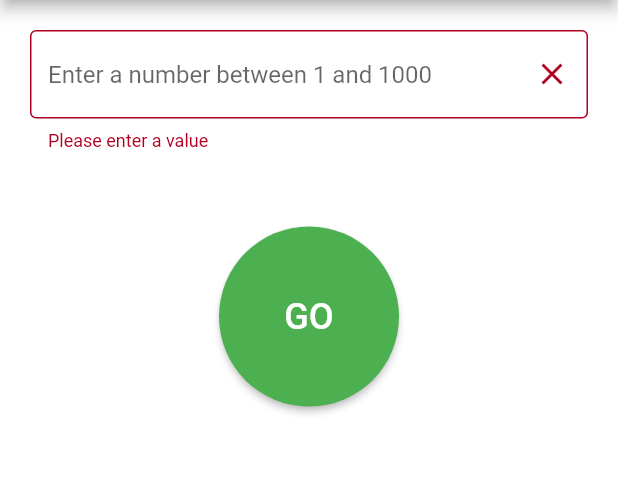
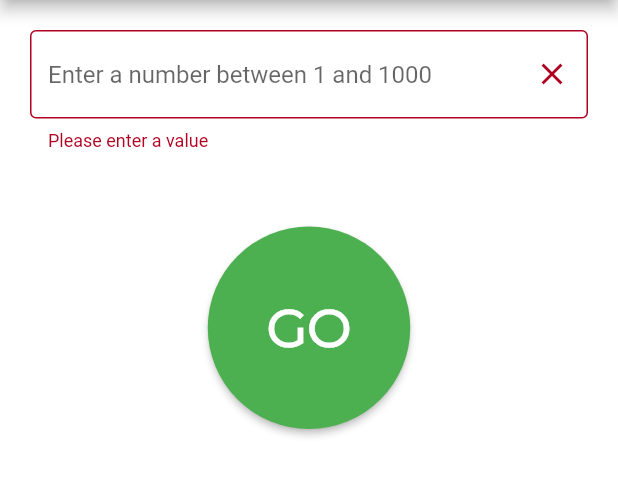
Before and after one commit to gayathChandira/fizzbuzz, a Flutter app: the screen it shows after launch, after a tap on "GO", on a phone screen of 412 x 824 dp, the part 84-581 px from its top. Run offline on Flutter 3.47's test engine with Material 2 defaults, Android fonts, the phone set to English and light mode, and no system bars; our stand-ins replace flutter_neumorphic.

```diff
--- a/lib/home_page.dart
+++ b/lib/home_page.dart
@@ -77,7 +77,9 @@ class _HomePageState extends State<HomePage> {
                 "GO",
                 style: TextStyle(
                   color: Colors.white,
-                  fontSize: 24,
+                  fontSize: 35,
+                  fontFamily: 'Montserrat',
+                  fontWeight: FontWeight.bold,
                 ),
               ),
             ),
@@ -91,7 +93,7 @@ class _HomePageState extends State<HomePage> {
                 itemCount: litems.length,
                 shrinkWrap: true,
                 itemBuilder: (context, index) {
-                  return MySquare(
+                  return ListSquare(
                     child: litems[index],
                   );
                 },
--- a/lib/main.dart
+++ b/lib/main.dart
@@ -5,10 +5,12 @@ import 'package:flutter/material.dart';
 import 'package:provider/provider.dart';
 
 void main() {
-  runApp(MyApp());
+  runApp(FizzBuzzApp());
 }
 
-class MyApp extends StatelessWidget {
+class FizzBuzzApp extends StatelessWidget {
+  const FizzBuzzApp({super.key});
+
   // This widget is the root of your application.
   @override
   Widget build(BuildContext context) => ChangeNotifierProvider(
--- a/lib/providers/theme_provider.dart
+++ b/lib/providers/theme_provider.dart
@@ -15,7 +15,7 @@ class MyThemes {
   static final darkTheme = ThemeData(
     scaffoldBackgroundColor: Colors.grey.shade900,
     primaryColor: Colors.white,
-    colorScheme: const ColorScheme.dark(),
+    colorScheme: const ColorScheme.dark().copyWith(primary: Colors.green),
   );
 
   static final lightTheme = ThemeData(
--- a/lib/square.dart
+++ b/lib/square.dart
@@ -1,8 +1,8 @@
 import 'package:flutter/material.dart';
 
-class MySquare extends StatelessWidget {
+class ListSquare extends StatelessWidget {
   final String child;
-  MySquare({required this.child});
+  const ListSquare({required this.child});
 
   @override
   Widget build(BuildContext context) {
@@ -20,6 +20,7 @@ class MySquare extends StatelessWidget {
             style: const TextStyle(
               fontSize: 18,
               color: Colors.white,
+              fontFamily: 'Montserrat',
             ),
           ),
         ),
--- a/pubspec.yaml
+++ b/pubspec.yaml
@@ -92,3 +92,7 @@ flutter:
   #
   # For details regarding fonts from package dependencies,
   # see https://flutter.dev/custom-fonts/#from-packages
+  fonts:
+      - family: Montserrat
+        fonts:
+          - asset: fonts/Montserrat-Regular.ttf
```
Also changed, not shown: fonts/Montserrat-Regular.ttf (added).
